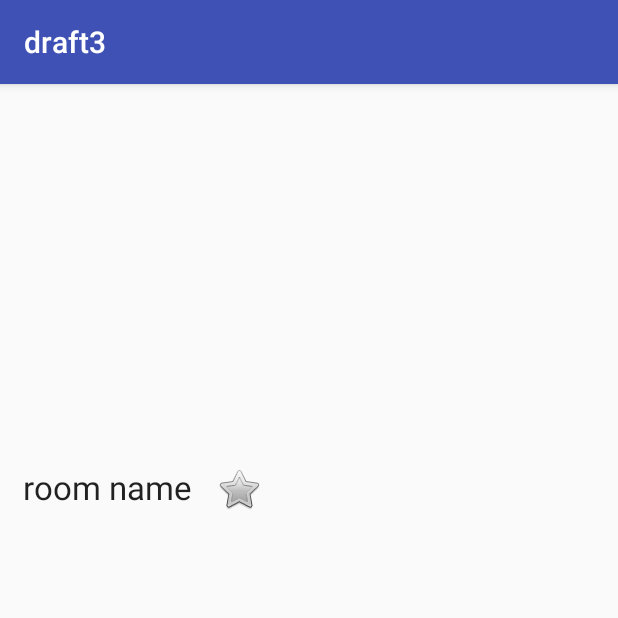
After one commit to kris-s1998/NavigateUSB, an Android app: the RoomActivity screen opened directly, with no data from a screen before it, on a phone screen of 412 x 824 dp, the top half of it. The commit adds this screen. Run offline under Robolectric (Android 15) with nearby library versions, the phone set to English and light mode, and no system bars; our stand-ins replace Firebase (no records; nobody signed in at launch, a user with empty details on screens opened directly).

Commit message:
search function + room activity (without pictures)

```diff
--- a/app/build.gradle
+++ b/app/build.gradle
@@ -21,6 +21,7 @@ android {
 dependencies {
     implementation fileTree(dir: 'libs', include: ['*.jar'])
     implementation 'com.android.support:appcompat-v7:26.1.0'
+    implementation 'com.android.support:palette-v7:26.1.0'
     implementation 'com.android.support.constraint:constraint-layout:1.0.2'
     implementation 'com.google.firebase:firebase-database:11.0.4'
     implementation 'com.android.support:cardview-v7:26.1.0'
@@ -42,4 +43,5 @@ dependencies {
 
 
 
+
 apply plugin: 'com.google.gms.google-services'
--- a/app/src/main/AndroidManifest.xml
+++ b/app/src/main/AndroidManifest.xml
@@ -3,10 +3,10 @@
     package="com.example.kskie.draft3">
 
     <application
-        android:largeHeap="true"
         android:allowBackup="true"
         android:icon="@mipmap/ic_launcher"
         android:label="@string/app_name"
+        android:largeHeap="true"
         android:roundIcon="@mipmap/ic_launcher_round"
         android:supportsRtl="true"
         android:theme="@style/AppTheme">
@@ -17,7 +17,8 @@
                 <category android:name="android.intent.category.LAUNCHER" />
             </intent-filter>
         </activity>
-        <activity android:name=".MapActivity"></activity>
+        <activity android:name=".MapActivity" />
+        <activity android:name=".RoomActivity"></activity>
     </application>
 
 </manifest>
--- /dev/null
+++ b/app/src/main/java/com/example/kskie/draft3/RoomActivity.java
@@ -0,0 +1,90 @@
+package com.example.kskie.draft3;
+
+import android.support.v7.app.AppCompatActivity;
+import android.os.Bundle;
+import android.widget.TextView;
+
+import com.google.firebase.database.DataSnapshot;
+import com.google.firebase.database.DatabaseError;
+import com.google.firebase.database.DatabaseReference;
+import com.google.firebase.database.FirebaseDatabase;
+import com.google.firebase.database.ValueEventListener;
+
+import java.util.ArrayList;
+
+public class RoomActivity extends AppCompatActivity {
+
+    ArrayList<Room> roomList = new ArrayList<>();
+    ArrayList<Room> foundRooms = new ArrayList<>();
+
+    DatabaseReference databaseReference;
+
+    TextView roomHeader;
+    TextView roomDesc;
+    TextView tutorList;
+
+    @Override
+    protected void onCreate(Bundle savedInstanceState) {
+        super.onCreate(savedInstanceState);
+        setContentView(R.layout.activity_room);
+
+        roomHeader = findViewById(R.id.room_header);
+        roomDesc = findViewById(R.id.room_desc);
+        tutorList = findViewById(R.id.tutor_list);
+
+
+        databaseReference = FirebaseDatabase.getInstance().getReference();
+        databaseReference.addValueEventListener(new ValueEventListener() {
+            @Override
+            public void onDataChange(DataSnapshot dataSnapshot) {
+
+                for(DataSnapshot d: dataSnapshot.getChildren()){
+                    Room r = d.getValue(Room.class);
+                    roomList.add(r);
+                }
+                populateFields();
+            }
+
+            @Override
+            public void onCancelled(DatabaseError databaseError) {
+
+            }
+        });
+
+
+
+
+    }
+
+    public void populateFields(){
+        Bundle b = getIntent().getExtras();
+        String roomNo = "";
+        if(b != null) {
+            roomNo = b.getString("roomNo");
+        }  //else go back to main activity?
+
+
+
+        foundRooms.clear();
+        for (int count = 0; count<roomList.size(); count++){
+
+            if (roomList.get(count).getNumber().equals(roomNo)){
+                foundRooms.add(roomList.get(count));
+                //roomHeader.setText("hi");
+            }
+        }
+        if (foundRooms.size() > 0){
+            for (int i =0; i<foundRooms.size(); i++){
+                Room currentRoom = foundRooms.get(i);
+                if(i == 0){
+                    roomHeader.setText("Room "+currentRoom.getNumber()+" (Level "+ currentRoom.getLevel()+ ")");
+                    if(!currentRoom.getViaRoom().equals(""))
+                        roomDesc.setText("Access via room "+ currentRoom.getViaRoom());
+                }
+                tutorList.append(currentRoom.getFirstName() + " " + currentRoom.getLastName() + " | " + currentRoom.getGroup() +"\n");
+            }
+        }
+
+    }
+
+}
--- /dev/null
+++ b/app/src/main/res/layout/activity_room.xml
@@ -0,0 +1,65 @@
+<?xml version="1.0" encoding="utf-8"?>
+<LinearLayout xmlns:android="http://schemas.android.com/apk/res/android"
+    xmlns:app="http://schemas.android.com/apk/res-auto"
+    xmlns:tools="http://schemas.android.com/tools"
+    android:layout_width="match_parent"
+    android:layout_height="match_parent"
+    android:orientation="vertical"
+    tools:context="com.example.kskie.draft3.RoomActivity">
+    <ScrollView
+        android:layout_width="match_parent"
+        android:layout_height="match_parent">
+        <LinearLayout
+            android:layout_width="match_parent"
+            android:layout_height="match_parent"
+            android:orientation="vertical">
+
+    <ImageView
+        android:id="@+id/roomImageView"
+        android:layout_width="match_parent"
+        android:layout_height="254dp"
+        android:contentDescription="Image of the selected room" />
+
+    <LinearLayout
+        android:layout_width="match_parent"
+        android:layout_height="wrap_content"
+        android:orientation="horizontal">
+
+        <TextView
+            android:id="@+id/room_header"
+            android:layout_width="wrap_content"
+            android:layout_height="match_parent"
+            android:layout_marginLeft="15dp"
+            android:layout_marginRight="15dp"
+            android:text="room name"
+            android:textAppearance="@android:style/TextAppearance.DeviceDefault.Large" />
+
+        <ImageButton
+            android:layout_width="wrap_content"
+            android:layout_height="match_parent"
+            android:layout_gravity="end"
+            android:background="@android:color/transparent"
+            android:contentDescription="Add to favourites @android:string/VideoView_error_button"
+            app:srcCompat="@android:drawable/btn_star" />
+
+    </LinearLayout>
+
+    <TextView
+        android:id="@+id/room_desc"
+        android:layout_width="match_parent"
+        android:layout_height="wrap_content"
+        android:layout_marginLeft="15dp"
+        android:layout_marginRight="15dp"
+        android:textAppearance="@android:style/TextAppearance.DeviceDefault.Medium"
+        />
+
+    <TextView
+        android:id="@+id/tutor_list"
+        android:layout_width="match_parent"
+        android:layout_height="wrap_content"
+        android:layout_marginLeft="15dp"
+        android:layout_marginRight="15dp"
+        android:textAppearance="@android:style/TextAppearance.DeviceDefault.Small" />
+        </LinearLayout>
+    </ScrollView>
+</LinearLayout>
```
Also changed, not shown: app/src/main/java/com/example/kskie/draft3/MainActivity.java (+60 -3 lines), app/src/main/java/com/example/kskie/draft3/Room.java (+54 -6 lines), app/src/main/java/com/example/kskie/draft3/SearchAdapter.java (+26 -19 lines), app/src/main/res/drawable/star_border.xml (added, +9 -0 lines), app/src/main/res/drawable/star_filled.xml (added, +9 -0 lines), app/src/main/res/layout/search_list_items.xml (+9 -17 lines).
